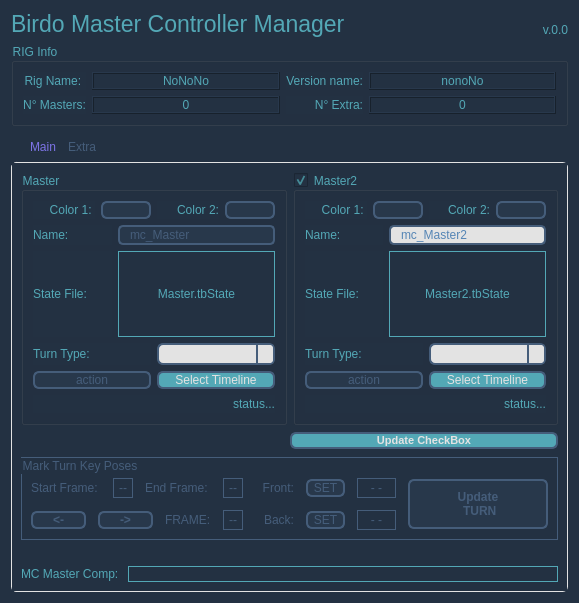
Qt form package/harmony20/BirdoPack/ui/BD_BirdoMCManager.ui (otmbneto/BirdoApp) before a commit.
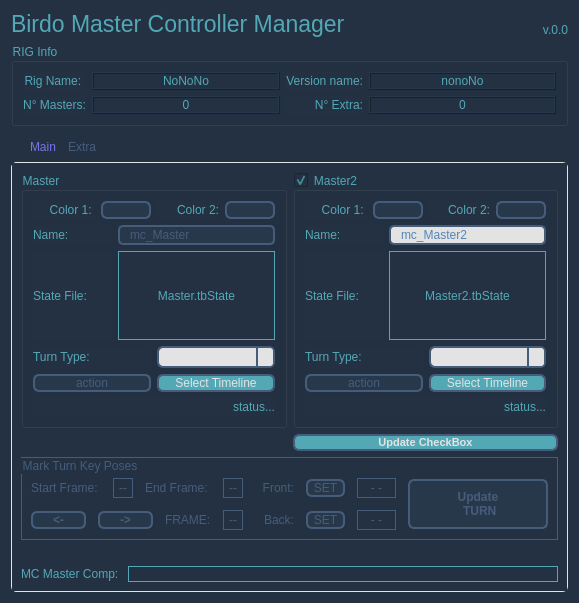
The same form after that commit. The open tabs and pages were chosen to show the change.

Commit message: update do MC manager - versao beta 1.0

Diff of the .ui file:
```diff
--- a/package/harmony20/BirdoPack/ui/BD_BirdoMCManager.ui
+++ b/package/harmony20/BirdoPack/ui/BD_BirdoMCManager.ui
@@ -866,19 +866,13 @@
         </layout>
        </item>
        <item>
-        <layout class="QHBoxLayout" name="horizontalLayout_17" stretch="1,1">
+        <layout class="QHBoxLayout" name="horizontalLayout_17" stretch="0,0">
          <item>
-          <spacer name="horizontalSpacer">
-           <property name="orientation">
-            <enum>Qt::Horizontal</enum>
+          <widget class="QLabel" name="labelStatusCB">
+           <property name="text">
+            <string/>
            </property>
-           <property name="sizeHint" stdset="0">
-            <size>
-             <width>40</width>
-             <height>20</height>
-            </size>
-           </property>
-          </spacer>
+          </widget>
          </item>
          <item>
           <widget class="QPushButton" name="pushMCcheckbox">
```
Left out of the diff: 2 changed lines with no effect on the pictures. The commit also changes 2 other files.
